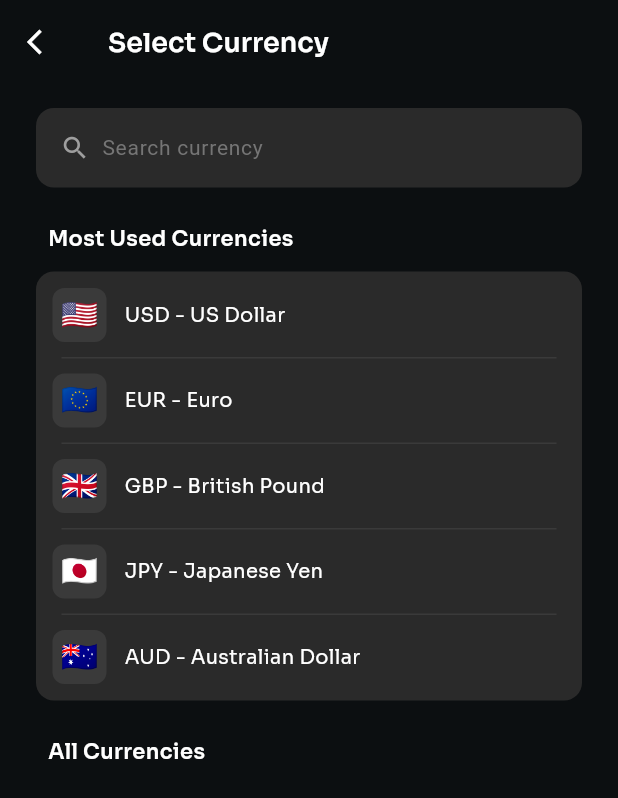
After one commit to mahmoudgalal1989/expense_app, a Flutter app: the screen it shows after launch, item 3 of the bottom bar chosen, after a tap on "Currency", on a phone screen of 412 x 824 dp. The commit adds this screen. Shown: the top 798 px of the screen. Run offline on Flutter 3.47's test engine with Material 3 defaults, Android fonts, the phone set to English and light mode, and no system bars; our stand-ins replace flutter_svg, shared_preferences; generated files the repository leaves out were written again; project files that could hold a hidden picture were left out.

Commit message:
feat: add currency screen and update settings

```diff
--- /dev/null
+++ b/lib/currency_screen.dart
@@ -0,0 +1,357 @@
+import 'package:flutter/material.dart';
+import 'package:expense_app/theme/app_colors.dart';
+import 'package:expense_app/services/currency_service.dart';
+import 'package:expense_app/widgets/setting_item.dart';
+
+class CurrencyScreen extends StatefulWidget {
+  const CurrencyScreen({super.key});
+
+  @override
+  State<CurrencyScreen> createState() => _CurrencyScreenState();
+}
+
+class _CurrencyScreenState extends State<CurrencyScreen> {
+  String? selectedCurrency;
+  bool _isLoading = true;
+  late final List<Map<String, String>> mostUsedCurrencies;
+  late final List<Map<String, String>> allCurrencies;
+
+  @override
+  void initState() {
+    super.initState();
+
+    // Initialize currency lists
+    mostUsedCurrencies = [
+      {'code': 'USD', 'name': 'US Dollar', 'flag': '🇺🇸'},
+      {'code': 'EUR', 'name': 'Euro', 'flag': '🇪🇺'},
+      {'code': 'GBP', 'name': 'British Pound', 'flag': '🇬🇧'},
+      {'code': 'JPY', 'name': 'Japanese Yen', 'flag': '🇯🇵'},
+      {'code': 'AUD', 'name': 'Australian Dollar', 'flag': '🇦🇺'},
+    ];
+
+    allCurrencies = [
+      {'code': 'USD', 'name': 'US Dollar', 'flag': '🇺🇸'},
+      {'code': 'EUR', 'name': 'Euro', 'flag': '🇪🇺'},
+      {'code': 'GBP', 'name': 'British Pound', 'flag': '🇬🇧'},
+      {'code': 'JPY', 'name': 'Japanese Yen', 'flag': '🇯🇵'},
+      {'code': 'AUD', 'name': 'Australian Dollar', 'flag': '🇦🇺'},
+      // Add more currencies as needed
+    ];
+
+    _loadSelectedCurrency();
+  }
+
+  Future<void> _loadSelectedCurrency() async {
+    try {
+      final currency = await CurrencyService.getSelectedCurrency();
+      if (mounted) {
+        setState(() {
+          selectedCurrency = currency;
+          _isLoading = false;
+        });
+      }
+    } catch (e) {
+      print('Error loading selected currency: $e');
+      if (mounted) {
+        setState(() {
+          _isLoading = false;
+        });
+      }
+    }
+  }
+
+  @override
+  void didChangeDependencies() {
+    super.didChangeDependencies();
+    // This will be called when the screen is about to be popped
+    ModalRoute.of(context)?.addScopedWillPopCallback(() async {
+      // Save the selected currency when back is pressed
+      if (selectedCurrency != null) {
+        await CurrencyService.setSelectedCurrency(selectedCurrency!);
+      }
+      return true; // Allow the back navigation
+    });
+  }
+
+  @override
+  Widget build(BuildContext context) {
+    if (_isLoading) {
+      return const Scaffold(
+        backgroundColor: AppColors.backgroundDark,
+        body: Center(
+          child: CircularProgressIndicator(
+            valueColor: AlwaysStoppedAnimation<Color>(Colors.white),
+          ),
+        ),
+      );
+    }
+
+    // Filter out most used currencies from all currencies
+    final otherCurrencies = allCurrencies.where(
+      (c) => !mostUsedCurrencies.any((muc) => muc['code'] == c['code'])
+    ).toList();
+
+    return Scaffold(
+      backgroundColor: AppColors.backgroundDark,
+      appBar: AppBar(
+        title: const Text(
+          'Select Currency',
+          style: TextStyle(
+            color: Colors.white,
+            fontSize: 18,
+            fontWeight: FontWeight.w600,
+            fontFamily: 'Sora'
+          ),
+        ),
+        backgroundColor: AppColors.backgroundDark,
+        elevation: 0,
+        leading: IconButton(
+          icon: const Icon(Icons.arrow_back_ios, color: Colors.white, size: 20),
+          onPressed: () => Navigator.pop(context, selectedCurrency),
+        ),
+      ),
+      body: SingleChildScrollView(
+        child: Padding(
+          padding: const EdgeInsets.symmetric(horizontal: 24.0, vertical: 16.0),
+          child: Column(
+            crossAxisAlignment: CrossAxisAlignment.start,
+            children: [
+              // Search Bar
+              Container(
+                decoration: BoxDecoration(
+                  color: const Color(0xFF2A2A2A),
+                  borderRadius: BorderRadius.circular(12),
+                ),
+                padding: const EdgeInsets.symmetric(horizontal: 16, vertical: 8),
+                child: Row(
+                  children: [
+                    const Icon(Icons.search, color: Colors.grey, size: 20),
+                    const SizedBox(width: 8),
+                    Expanded(
+                      child: TextField(
+                        style: const TextStyle(color: Colors.white, fontSize: 14),
+                        decoration: InputDecoration(
+                          hintText: 'Search currency',
+                          hintStyle: TextStyle(color: Colors.grey[600], fontSize: 14),
+                          border: InputBorder.none,
+                          isDense: true,
+                          contentPadding: const EdgeInsets.symmetric(vertical: 8),
+                        ),
+                      ),
+                    ),
+                  ],
+                ),
+              ),
+
+              const SizedBox(height: 24),
+
+              // Most Used Currencies Section
+              const Padding(
+                padding: EdgeInsets.only(left: 8.0, bottom: 12.0),
+                child: Text(
+                  'Most Used Currencies',
+                  style: TextStyle(
+                    color: Colors.white,
+                    fontSize: 14,
+                    fontWeight: FontWeight.w600,
+                    fontFamily: 'Sora',
+                  ),
+                ),
+              ),
+              Container(
+                decoration: BoxDecoration(
+                  color: const Color(0xFF2A2A2A),
+                  borderRadius: BorderRadius.circular(12.0),
+                  border: Border.all(
+                    color: Colors.transparent,
+                    width: 1.0,
+                  ),
+                ),
+                child: ListView.separated(
+                  shrinkWrap: true,
+                  physics: const NeverScrollableScrollPhysics(),
+                  itemCount: mostUsedCurrencies.length,
+                  separatorBuilder: (context, index) => Container(
+                    margin: const EdgeInsets.symmetric(horizontal: 16.0),
+                    height: 1,
+                    color: const Color(0xFF3A3A3A),
+                  ),
+                  itemBuilder: (context, index) {
+                    final currency = mostUsedCurrencies[index];
+                    final isSelected = currency['code'] == selectedCurrency;
+
+                    return SettingItem(
+                      title: '${currency['code']} - ${currency['name']}',
+                      leading: Container(
+                        width: 36,
+                        height: 36,
+                        decoration: BoxDecoration(
+                          color: const Color(0xFF3A3A3A),
+                          borderRadius: BorderRadius.circular(8.0),
+                        ),
+                        alignment: Alignment.center,
+                        child: Text(
+                          currency['flag']!,
+                          style: const TextStyle(fontSize: 20),
+                        ),
+                      ),
+                      textColor: Colors.white,
+                      onTap: () async {
+                        setState(() => _isLoading = true);
+                        try {
+                          await CurrencyService.setSelectedCurrency(currency['code']!);
+                          if (mounted) {
+                            setState(() {
+                              selectedCurrency = currency['code'];
+                              _isLoading = false;
+                            });
+                          }
+                        } catch (e) {
+                          print('Error selecting currency: $e');
+                          if (mounted) {
+                            setState(() => _isLoading = false);
+                          }
+                        }
+                      },
+                      showTrailingArrow: false,
+                      trailing: isSelected
+                          ? const Icon(
+                              Icons.check_circle,
+                              color: Color(0xFFD0FD3E),
+                              size: 20,
+                            )
+                          : null,
+                    );
+                  },
+                ),
+              ),
+
+              const SizedBox(height: 24),
+
+              // All Other Currencies Section
+              const Padding(
+                padding: EdgeInsets.only(left: 8.0, bottom: 12.0),
+                child: Text(
+                  'All Currencies',
+                  style: TextStyle(
+                    color: Colors.white,
+                    fontSize: 14,
+                    fontWeight: FontWeight.w600,
+                    fontFamily: 'Sora',
+                  ),
+                ),
+              ),
+              _buildCurrencyList(otherCurrencies),
+            ],
+          ),
+        ),
+      ),
+    );
+  }
+
+  Widget _buildCurrencyList(List<Map<String, String>> currencies) {
+    return ListView.separated(
+      shrinkWrap: true,
+      physics: const NeverScrollableScrollPhysics(),
+      itemCount: currencies.length,
+      separatorBuilder: (context, index) => const SizedBox(height: 8),
+      itemBuilder: (context, index) {
+        final currency = currencies[index];
+        final isSelected = currency['code'] == selectedCurrency;
+
+        return Container(
+          decoration: BoxDecoration(
+            color: const Color(0xFF2A2A2A),
+            borderRadius: BorderRadius.circular(12.0),
+            border: Border.all(
+              color: isSelected ? const Color(0xFFD0FD3E) : Colors.transparent,
+              width: 1.0,
+            ),
+          ),
+          child: Material(
+            color: Colors.transparent,
+            child: InkWell(
+              onTap: () async {
+                setState(() => _isLoading = true);
+                try {
+                  await CurrencyService.setSelectedCurrency(currency['code']!);
+                  if (mounted) {
+                    setState(() {
+                      selectedCurrency = currency['code'];
+                      _isLoading = false;
+                    });
+                  }
+                } catch (e) {
+                  print('Error selecting currency: $e');
+                  if (mounted) {
+                    setState(() => _isLoading = false);
+                  }
+                }
+              },
+              borderRadius: BorderRadius.circular(12.0),
+              child: Padding(
+                padding: const EdgeInsets.symmetric(horizontal: 16.0, vertical: 14.0),
+                child: Row(
+                  children: [
+                    // Flag
+                    Container(
+                      width: 36,
+                      height: 36,
+                      decoration: BoxDecoration(
+                        color: const Color(0xFF3A3A3A),
+                        borderRadius: BorderRadius.circular(8.0),
+                      ),
+                      alignment: Alignment.center,
+                      child: Text(
+                        currency['flag']!,
+                        style: const TextStyle(fontSize: 20),
+                      ),
+                    ),
+
+                    const SizedBox(width: 16),
+
+                    // Currency Code and Name
+                    Expanded(
+                      child: Column(
+                        crossAxisAlignment: CrossAxisAlignment.start,
+                        children: [
+                          Text(
+                            currency['code']!,
+                            style: const TextStyle(
+                              color: Colors.white,
+                              fontSize: 14,
+                              fontWeight: FontWeight.w500,
+                              fontFamily: 'Sora',
+                            ),
+                          ),
+                          const SizedBox(height: 2),
+                          Text(
+                            currency['name']!,
+                            style: TextStyle(
+                              color: Colors.grey[400],
+                              fontSize: 12,
+                              fontWeight: FontWeight.w400,
+                              fontFamily: 'Sora',
+                            ),
+                          ),
+                        ],
+                      ),
+                    ),
+
+                    // Checkmark if selected
+                    if (isSelected)
+                      const Icon(
+                        Icons.check_circle,
+                        color: Color(0xFFD0FD3E),
+                        size: 20,
+                      ),
+                  ],
+                ),
+              ),
+            ),
+          ),
+        );
+      },
+    );
+  }
+}
--- a/lib/main.dart
+++ b/lib/main.dart
@@ -7,14 +7,28 @@ import 'package:flutter/material.dart';
 import 'package:flutter_localizations/flutter_localizations.dart';
 import 'package:flutter_gen/gen_l10n/app_localizations.dart';
 import 'package:flutter_svg/flutter_svg.dart';
+import 'services/currency_service.dart';
 import 'theme/app_colors.dart';
 
 void main() {
+  WidgetsFlutterBinding.ensureInitialized();
   runApp(const MyApp());
 }
 
-class MyApp extends StatelessWidget {
+class MyApp extends StatefulWidget {
   const MyApp({super.key});
+
+  @override
+  State<MyApp> createState() => _MyAppState();
+}
+
+class _MyAppState extends State<MyApp> {
+  @override
+  void initState() {
+    super.initState();
+    // Load the selected currency when the app starts
+    CurrencyService.getSelectedCurrency();
+  }
 
   @override
   Widget build(BuildContext context) {
--- /dev/null
+++ b/lib/services/currency_service.dart
@@ -0,0 +1,49 @@
+import 'package:shared_preferences/shared_preferences.dart';
+
+class CurrencyService {
+  static const String _currencyKey = 'selected_currency';
+  static SharedPreferences? _prefs;
+  static bool _isInitialized = false;
+
+  static Future<void> _ensureInitialized() async {
+    if (!_isInitialized) {
+      _prefs = await SharedPreferences.getInstance();
+      _isInitialized = true;
+    }
+  }
+
+  static Future<void> setSelectedCurrency(String currencyCode) async {
+    try {
+      await _ensureInitialized();
+      final success =
+          await _prefs?.setString(_currencyKey, currencyCode) ?? false;
+      if (success) {
+      } else {
+        print('Failed to save currency: $currencyCode');
+      }
+    } catch (e) {
+      print('Error saving currency: $e');
+    }
+  }
+
+  static Future<String?> getSelectedCurrency() async {
+    try {
+      await _ensureInitialized();
+      final currency = _prefs?.getString(_currencyKey);
+      print('Retrieved currency from prefs: $currency');
+      return currency;
+    } catch (e) {
+      print('Error getting currency: $e');
+      return null;
+    }
+  }
+
+  static Future<void> clearSelectedCurrency() async {
+    try {
+      await _ensureInitialized();
+      await _prefs?.remove(_currencyKey);
+    } catch (e) {
+      print('Error clearing currency: $e');
+    }
+  }
+}
--- a/lib/settings_page.dart
+++ b/lib/settings_page.dart
@@ -1,10 +1,43 @@
 import 'package:expense_app/theme/app_colors.dart';
 import 'package:expense_app/widgets/setting_item.dart';
+import 'package:expense_app/currency_screen.dart';
+import 'package:expense_app/services/currency_service.dart';
 import 'package:flutter/material.dart';
 import 'package:flutter_gen/gen_l10n/app_localizations.dart';
 
-class SettingsPage extends StatelessWidget {
+class SettingsPage extends StatefulWidget {
   const SettingsPage({super.key});
+
+  @override
+  State<SettingsPage> createState() => _SettingsPageState();
+}
+
+class _SettingsPageState extends State<SettingsPage> {
+  String selectedCurrency = ''; // Will be loaded from storage
+
+  @override
+  void initState() {
+    super.initState();
+    _loadSelectedCurrency();
+  }
+
+  Future<void> _loadSelectedCurrency() async {
+    try {
+      final currency = await CurrencyService.getSelectedCurrency();
+      if (mounted) {
+        setState(() {
+          selectedCurrency = currency ?? 'USD'; // Default to USD if null
+        });
+      }
+    } catch (e) {
+      print('Error loading selected currency: $e');
+      if (mounted) {
+        setState(() {
+          selectedCurrency = 'USD'; // Default to USD on error
+        });
+      }
+    }
+  }
 
   @override
   Widget build(BuildContext context) {
@@ -55,14 +88,29 @@ class SettingsPage extends StatelessWidget {
                         crossAxisAlignment: CrossAxisAlignment.start,
                         children: [
                           // Currency Section
-                          const SettingItem(
+                          SettingItem(
                             title: 'Currency',
-                            subtitle: 'AED',
+                            subtitle: selectedCurrency,
                             svgAsset: 'assets/svg/settings_currency.svg',
                             iconColor: Colors.white,
                             textColor: Colors.white,
                             subtitleColor: AppColors.textSecondary,
                             arrowColor: Colors.white,
+                            onTap: () async {
+                              final result = await Navigator.push<String>(
+                                context,
+                                MaterialPageRoute(
+                                  builder: (context) => const CurrencyScreen(),
+                                ),
+                              );
+
+                              if (result != null && mounted) {
+                                setState(() {
+                                  selectedCurrency = result;
+                                });
+                                // The currency is already saved in the CurrencyScreen
+                              }
+                            },
                           ),
                           Container(color: AppColors.divider, height: 0.5),
 
--- a/lib/widgets/setting_item.dart
+++ b/lib/widgets/setting_item.dart
@@ -4,24 +4,30 @@ import 'package:flutter_svg/flutter_svg.dart';
 class SettingItem extends StatelessWidget {
   final String title;
   final String? subtitle;
-  final String svgAsset;
+  final Widget? leading;
+  final String? svgAsset;
   final VoidCallback? onTap;
   final Color? iconColor;
   final Color? textColor;
   final Color? subtitleColor;
   final Color? arrowColor;
+  final bool showTrailingArrow;
+  final Widget? trailing;
 
   const SettingItem({
     super.key,
     required this.title,
     this.subtitle,
-    required this.svgAsset,
+    this.leading,
+    this.svgAsset,
     this.onTap,
     this.iconColor,
     this.textColor,
     this.subtitleColor,
     this.arrowColor,
-  });
+    this.showTrailingArrow = true,
+    this.trailing,
+  }) : assert(leading != null || svgAsset != null, 'Either leading or svgAsset must be provided');
 
   @override
   Widget build(BuildContext context) {
@@ -34,11 +40,15 @@ class SettingItem extends StatelessWidget {
           children: [
             Row(
               children: [
+                if (leading != null)
+                  leading!,
+                if (svgAsset != null)
                   SvgPicture.asset(
-                  svgAsset,
+                    svgAsset!,
                     width: 36,
                     height: 36,
                   ),
+                if (leading != null || svgAsset != null)
                   const SizedBox(width: 12),
                 Text(
                   title,
@@ -51,8 +61,7 @@ class SettingItem extends StatelessWidget {
                 ),
               ],
             ),
-            const Spacer(),
-            if (subtitle != null)
+            if (subtitle != null) ...[
               Text(
                 subtitle!,
                 textAlign: TextAlign.right,
@@ -64,10 +73,15 @@ class SettingItem extends StatelessWidget {
                   height: 20 / 13, // line-height: 20px
                 ),
               ),
-            SvgPicture.asset(
-              'assets/svg/Chevron Right.svg',
-              width: 24,
-              height: 24,
+              const SizedBox(width: 8),
+            ],
+            if (trailing != null)
+              trailing!
+            else if (onTap != null && showTrailingArrow)
+              Icon(
+                Icons.arrow_forward_ios,
+                size: 16,
+                color: arrowColor ?? Colors.white.withOpacity(0.5),
               ),
           ],
         ),
--- a/pubspec.yaml
+++ b/pubspec.yaml
@@ -30,6 +30,7 @@ environment:
 dependencies:
   flutter:
     sdk: flutter
+  shared_preferences: ^2.2.2
   flutter_localizations:
     sdk: flutter
   intl: ^0.19.0  # For internationalization and message formatting
```
Also changed, not shown: pubspec.lock, 7 other files. Lines whose indentation alone changed are shown as unchanged.
